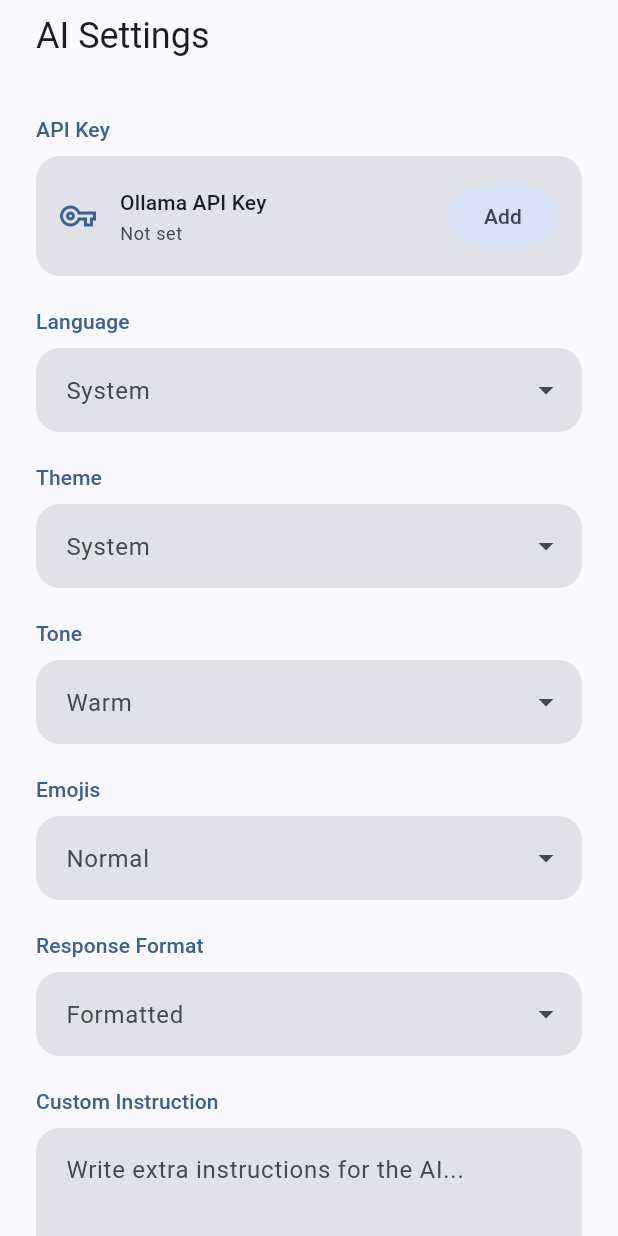
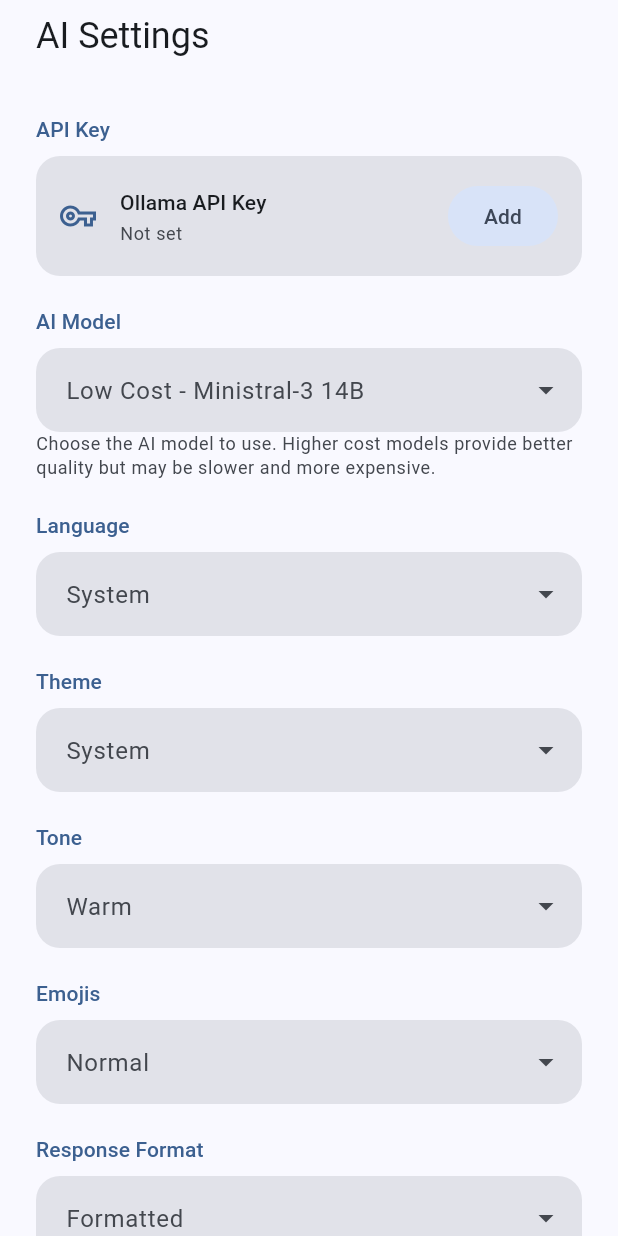
Before and after one commit to thomasboom/BijbelBot, a Flutter app: the SettingsBottomSheetContent widget shown alone on an empty page, opened directly, on a phone screen of 412 x 824 dp. Run offline on Flutter 3.47's test engine with Material 3 defaults, Android fonts, the phone set to English and light mode, and no system bars; our stand-ins replace flutter_markdown, shared_preferences, speech_to_text; accounts and stored records are empty.

Commit message:
Added model selection

```diff
--- a/lib/l10n/app_en.arb
+++ b/lib/l10n/app_en.arb
@@ -121,5 +121,10 @@
   "editPromptHint": "Enter your message...",
   "messageEdited": "Message edited",
   "restartConversation": "Restart conversation",
-  "restartConversationConfirm": "Editing this message will restart the conversation from this point. All messages after this one will be removed. Continue?"
+  "restartConversationConfirm": "Editing this message will restart the conversation from this point. All messages after this one will be removed. Continue?",
+  "aiModel": "AI Model",
+  "lowCostModel": "Low Cost",
+  "mediumCostModel": "Medium Cost",
+  "highCostModel": "High Cost",
+  "modelDescription": "Choose the AI model to use. Higher cost models provide better quality but may be slower and more expensive."
 }
--- a/lib/l10n/app_localizations.dart
+++ b/lib/l10n/app_localizations.dart
@@ -835,6 +835,36 @@ abstract class AppLocalizations {
   /// In en, this message translates to:
   /// **'Editing this message will restart the conversation from this point. All messages after this one will be removed. Continue?'**
   String get restartConversationConfirm;
+
+  /// No description provided for @aiModel.
+  ///
+  /// In en, this message translates to:
+  /// **'AI Model'**
+  String get aiModel;
+
+  /// No description provided for @lowCostModel.
+  ///
+  /// In en, this message translates to:
+  /// **'Low Cost'**
+  String get lowCostModel;
+
+  /// No description provided for @mediumCostModel.
+  ///
+  /// In en, this message translates to:
+  /// **'Medium Cost'**
+  String get mediumCostModel;
+
+  /// No description provided for @highCostModel.
+  ///
+  /// In en, this message translates to:
+  /// **'High Cost'**
+  String get highCostModel;
+
+  /// No description provided for @modelDescription.
+  ///
+  /// In en, this message translates to:
+  /// **'Choose the AI model to use. Higher cost models provide better quality but may be slower and more expensive.'**
+  String get modelDescription;
 }
 
 class _AppLocalizationsDelegate
--- a/lib/l10n/app_localizations_en.dart
+++ b/lib/l10n/app_localizations_en.dart
@@ -398,4 +398,20 @@ class AppLocalizationsEn extends AppLocalizations {
   @override
   String get restartConversationConfirm =>
       'Editing this message will restart the conversation from this point. All messages after this one will be removed. Continue?';
+
+  @override
+  String get aiModel => 'AI Model';
+
+  @override
+  String get lowCostModel => 'Low Cost';
+
+  @override
+  String get mediumCostModel => 'Medium Cost';
+
+  @override
+  String get highCostModel => 'High Cost';
+
+  @override
+  String get modelDescription =>
+      'Choose the AI model to use. Higher cost models provide better quality but may be slower and more expensive.';
 }
--- a/lib/l10n/app_nl.arb
+++ b/lib/l10n/app_nl.arb
@@ -121,5 +121,10 @@
   "editPromptHint": "Voer je bericht in...",
   "messageEdited": "Bericht bewerkt",
   "restartConversation": "Gesprek herstarten",
-  "restartConversationConfirm": "Door dit bericht te bewerken wordt het gesprek vanaf dit punt opnieuw gestart. Alle berichten na dit bericht worden verwijderd. Doorgaan?"
+  "restartConversationConfirm": "Door dit bericht te bewerken wordt het gesprek vanaf dit punt opnieuw gestart. Alle berichten na dit bericht worden verwijderd. Doorgaan?",
+  "aiModel": "AI-model",
+  "lowCostModel": "Lage kosten",
+  "mediumCostModel": "Middelmatige kosten",
+  "highCostModel": "Hoge kosten",
+  "modelDescription": "Kies het AI-model dat je wilt gebruiken. Modellen met hogere kosten geven betere kwaliteit maar kunnen langzamer en duurder zijn."
 }
--- /dev/null
+++ b/lib/models/ai_model_selection.dart
@@ -0,0 +1,115 @@
+import '../l10n/app_localizations.dart';
+
+/// AI model cost tier for Ollama models
+enum AiModelCost {
+  low,
+  medium,
+  high,
+}
+
+/// Represents an Ollama AI model with its configuration
+class AiModel {
+  final String id;
+  final String name;
+  final AiModelCost cost;
+  final String description;
+
+  const AiModel({
+    required this.id,
+    required this.name,
+    required this.cost,
+    required this.description,
+  });
+
+  /// Returns the display label for this model
+  String getLabel(AppLocalizations localizations) {
+    switch (cost) {
+      case AiModelCost.low:
+        return '${localizations.lowCostModel} - $name';
+      case AiModelCost.medium:
+        return '${localizations.mediumCostModel} - $name';
+      case AiModelCost.high:
+        return '${localizations.highCostModel} - $name';
+    }
+  }
+
+  /// Returns the cost label for this model
+  String getCostLabel(AppLocalizations localizations) {
+    switch (cost) {
+      case AiModelCost.low:
+        return localizations.lowCostModel;
+      case AiModelCost.medium:
+        return localizations.mediumCostModel;
+      case AiModelCost.high:
+        return localizations.highCostModel;
+    }
+  }
+}
+
+/// Available Ollama models for the BijbelBot app
+class AiModels {
+  /// Low cost model - smaller, faster, less expensive
+  static const AiModel lowCost = AiModel(
+    id: 'ministral-3:14b-cloud',
+    name: 'Ministral-3 14B',
+    cost: AiModelCost.low,
+    description: 'Fast and efficient model for quick responses',
+  );
+
+  /// Medium cost model - balanced performance and cost
+  static const AiModel mediumCost = AiModel(
+    id: 'deepseek-v3.1:671b-cloud',
+    name: 'DeepSeek V3.1 671B',
+    cost: AiModelCost.medium,
+    description: 'Balanced model for good quality responses',
+  );
+
+  /// High cost model - best quality, more expensive
+  static const AiModel highCost = AiModel(
+    id: 'kimi-k2.5:cloud',
+    name: 'Kimi K2.5',
+    cost: AiModelCost.high,
+    description: 'High quality model for detailed responses',
+  );
+
+  /// All available models
+  static const List<AiModel> allModels = [
+    lowCost,
+    mediumCost,
+    highCost,
+  ];
+
+  /// Get model by ID
+  static AiModel? getModelById(String id) {
+    for (final model in allModels) {
+      if (model.id == id) {
+        return model;
+      }
+    }
+    return null;
+  }
+
+  /// Get model by cost tier
+  static AiModel getModelByCost(AiModelCost cost) {
+    for (final model in allModels) {
+      if (model.cost == cost) {
+        return model;
+      }
+    }
+    return mediumCost; // Default to medium cost
+  }
+
+  /// Parse cost tier from string
+  static AiModelCost parseCost(String? value) {
+    switch (value) {
+      case 'low':
+        return AiModelCost.low;
+      case 'medium':
+        return AiModelCost.medium;
+      case 'high':
+        return AiModelCost.high;
+      default:
+        return AiModelCost.medium; // Default to medium cost
+    }
+  }
+}
--- a/lib/providers/bible_chat_provider.dart
+++ b/lib/providers/bible_chat_provider.dart
@@ -5,7 +5,9 @@ import 'dart:convert';
 import '../models/bible_chat_message.dart';
 import '../models/bible_chat_conversation.dart';
 import '../models/ai_prompt_settings.dart';
+import '../models/ai_model_selection.dart';
 import '../services/bible_bot_service.dart';
+import '../services/ai_service.dart';
 import '../services/logger.dart';
 import '../services/title_prompt_config.dart';
 import '../widgets/biblical_reference_dialog.dart';
@@ -22,6 +24,7 @@ class BibleChatProvider extends ChangeNotifier {
   static const String _apiKeyKey = 'ollama_api_key';
   static const String _languageKey = 'app_language';
   static const String _themeModeKey = 'app_theme_mode';
+  static const String _aiModelKey = 'ai_model';
   static const Duration _emptyConversationGracePeriod = Duration(minutes: 10);
   static const int _titleHistoryLimit = 12;
 
@@ -37,6 +40,7 @@ class BibleChatProvider extends ChangeNotifier {
   String? _apiKey;
   String _language = 'system'; // Default to system language
   ThemeMode _themeMode = ThemeMode.system; // Default to system theme
+  String _aiModel = AiModels.lowCost.id; // Default to low cost model
   final BibleBotService _bibleBotService = BibleBotService.instance;
   String? _lastInitializedApiKey;
   final Set<String> _titleGenerationInProgress = {};
@@ -114,6 +118,19 @@ class BibleChatProvider extends ChangeNotifier {
     await _ensureReady();
     _themeMode = mode;
     await _prefs?.setString(_themeModeKey, mode.name);
+    notifyListeners();
+  }
+
+  /// Current AI model setting
+  String get aiModel => _aiModel;
+
+  /// Sets the AI model preference
+  Future<void> setAiModel(String modelId) async {
+    await _ensureReady();
+    _aiModel = modelId;
+    await _prefs?.setString(_aiModelKey, modelId);
+    // Update the AI service with the new model
+    AiService.instance.setModel(modelId);
     notifyListeners();
   }
 
@@ -671,6 +688,9 @@ class BibleChatProvider extends ChangeNotifier {
       _apiKey = _prefs?.getString(_apiKeyKey);
       _language = _prefs?.getString(_languageKey) ?? 'system';
       _themeMode = _loadThemeMode();
+      _aiModel = _prefs?.getString(_aiModelKey) ?? AiModels.lowCost.id;
+      // Update the AI service with the loaded model
+      AiService.instance.setModel(_aiModel);
 
       // Load conversations
       await _loadConversations();
--- a/lib/services/ai_service.dart
+++ b/lib/services/ai_service.dart
@@ -4,6 +4,7 @@ import 'package:http/http.dart' as http;
 import 'package:flutter/services.dart' show rootBundle;
 import 'logger.dart';
 import '../models/ai_prompt_settings.dart';
+import '../models/ai_model_selection.dart';
 import 'system_prompt_config.dart';
 
 /// Stream callback function type for real-time updates
@@ -68,6 +69,7 @@ class AiService {
   bool _initialized = false;
   String _normenText = '';
   SystemPromptConfig? _promptConfig;
+  String _model = AiModels.mediumCost.id; // Default to medium cost model
 
   // Rate limiting
   DateTime? _lastRequestTime;
@@ -92,6 +94,15 @@ class AiService {
 
   /// Gets the API key for external access
   String get apiKey => _apiKey;
+
+  /// Gets the current model ID
+  String get model => _model;
+
+  /// Sets the AI model to use
+  void setModel(String modelId) {
+    _model = modelId;
+    AppLogger.info('AI model set to: $modelId');
+  }
 
   /// Initializes the AI service with a user-provided API key
   Future<void> initialize({required String apiKey}) async {
@@ -271,8 +282,7 @@ class AiService {
     final url = Uri.parse('${AiConfig.baseUrl}/api/chat');
 
     final requestBody = json.encode({
-      'model':
-          'ministral-3:14b-cloud', // Use the cloud model as specified in the API key
+      'model': _model, // Use the selected model
       'messages': _buildMessages(question, history, promptSettings),
     });
 
@@ -814,8 +824,7 @@ $responseStructure
     final url = Uri.parse('${AiConfig.baseUrl}/api/chat');
 
     final requestBody = json.encode({
-      'model':
-          'ministral-3:14b-cloud', // Use the cloud model as specified in the API key
+      'model': _model, // Use the selected model
       'messages': _buildMessages(question, history, promptSettings),
       'stream': true,
     });
--- a/lib/widgets/settings_menu.dart
+++ b/lib/widgets/settings_menu.dart
@@ -2,6 +2,7 @@ import 'package:flutter/material.dart';
 import 'package:provider/provider.dart';
 import '../providers/bible_chat_provider.dart';
 import '../models/ai_prompt_settings.dart';
+import '../models/ai_model_selection.dart';
 import '../l10n/app_localizations.dart';
 import 'api_key_dialog.dart';
 
@@ -127,6 +128,29 @@ class _SettingsBottomSheetContentState
                           : localizations.add,
                     ),
                   ),
+                ),
+              ),
+            ),
+
+            // AI Model Section
+            _buildSectionTitle(localizations.aiModel, textTheme, colorScheme),
+            Padding(
+              padding: const EdgeInsets.symmetric(horizontal: 24),
+              child: _buildDropdown<AiModel>(
+                value: AiModels.getModelById(provider.aiModel) ?? AiModels.lowCost,
+                items: AiModels.allModels,
+                labelBuilder: (model) => model.getLabel(localizations),
+                onChanged: (model) => provider.setAiModel(model.id),
+                colorScheme: colorScheme,
+                textTheme: textTheme,
+              ),
+            ),
+            Padding(
+              padding: const EdgeInsets.symmetric(horizontal: 24),
+              child: Text(
+                localizations.modelDescription,
+                style: textTheme.bodySmall?.copyWith(
+                  color: colorScheme.onSurfaceVariant,
                 ),
               ),
             ),
```
Also changed, not shown: lib/l10n/app_localizations_nl.dart (+16 -0 lines).
